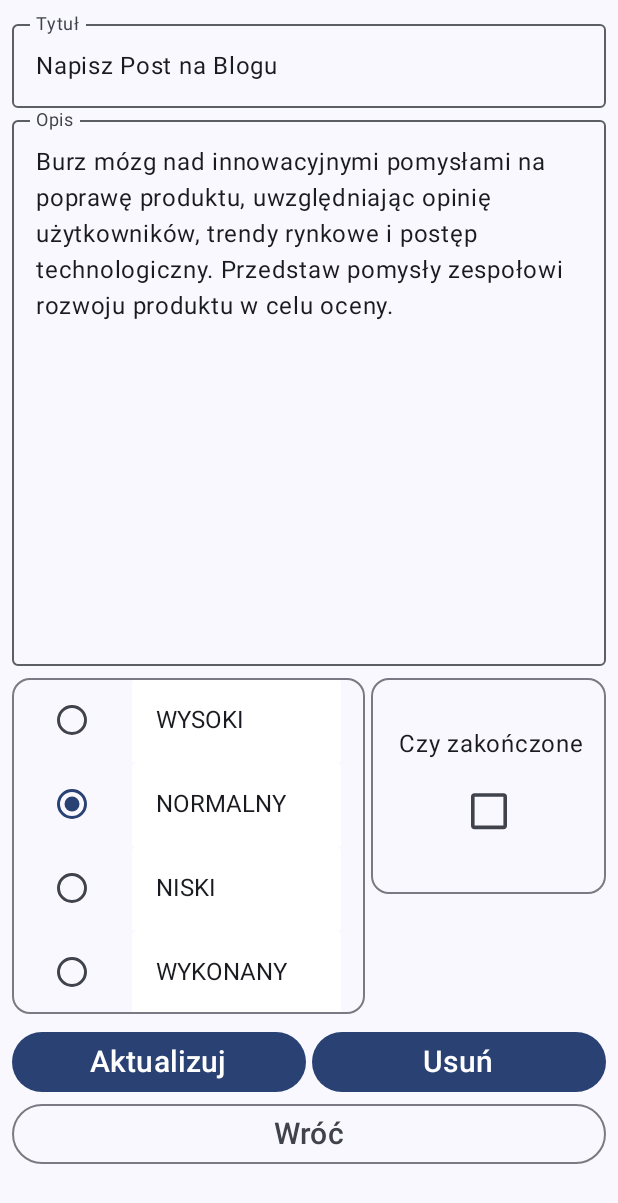
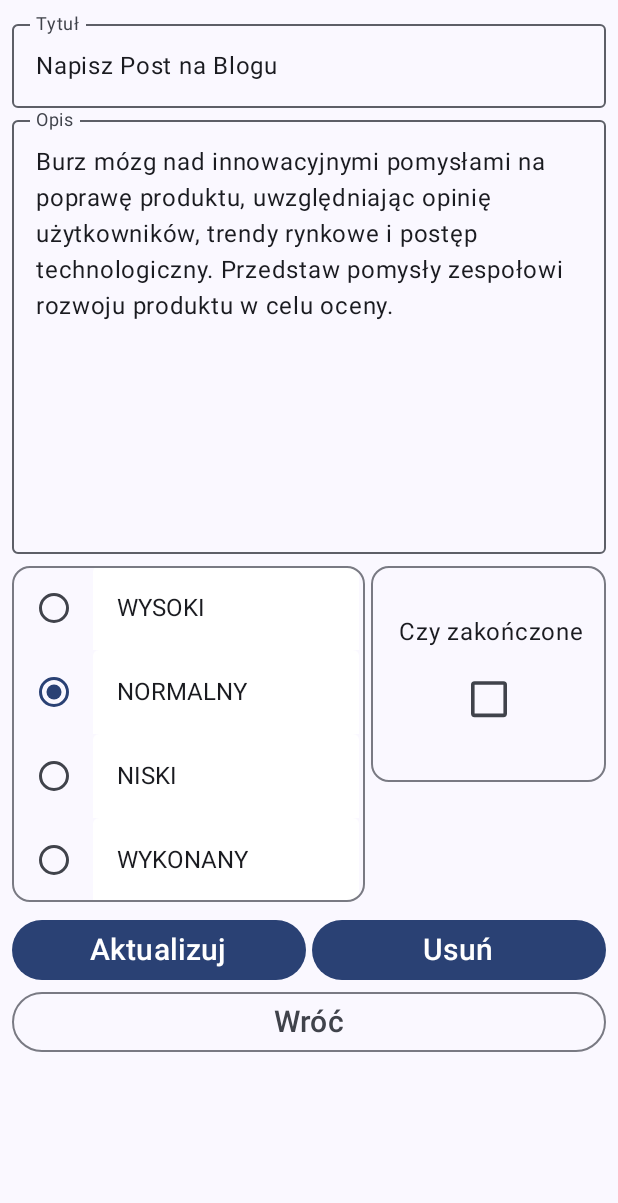
Before and after one commit to RafLew84/PrioritizeMeCompose, an Android app built with Jetpack Compose: the screen it shows after launch (MainActivity), after a tap on "Edit task", on a phone screen of 412 x 824 dp. Shown: the top 1203 px of the screen. Run offline under Robolectric (Android 15) with nearby library versions, the phone set to English and light mode, and no system bars; our stand-ins replace Room's generated code; 1 other tap on this screen came first.

```diff
--- a/app/src/main/java/com/example/prioritizemecompose/ui/screens/UpdateTaskScreen.kt
+++ b/app/src/main/java/com/example/prioritizemecompose/ui/screens/UpdateTaskScreen.kt
@@ -68,7 +68,7 @@ fun UpdateTaskScreen(id: String, viewModel: TaskViewModel, onHome: () -> Unit){
             onValueChange = {task = task.copy(description = it)},
             modifier = Modifier
                 .fillMaxWidth()
-                .fillMaxHeight(.5f),
+                .fillMaxHeight(.4f),
             singleLine = false,
             label = { Text(text = "Opis")}
         )
@@ -93,12 +93,10 @@ fun UpdateTaskScreen(id: String, viewModel: TaskViewModel, onHome: () -> Unit){
                                 .fillMaxWidth()
                                 .selectable(
                                     selected = (text == selectedOption),
-                                    onClick = {
-                                        onOptionSelected(text)
-                                    },
+                                    onClick = { onOptionSelected(text) },
                                     enabled = enabled.value
                                 )
-                                .padding(horizontal = 16.dp),
+                                .padding(horizontal = 4.dp),
                             verticalAlignment = Alignment.CenterVertically
                         ) {
                             RadioButton(
@@ -108,8 +106,8 @@ fun UpdateTaskScreen(id: String, viewModel: TaskViewModel, onHome: () -> Unit){
                             )
                             TextField(
                                 value = text.toString(),
-                                onValueChange = {task = task.copy(priority = Priority.valueOf(selectedOption.name))},
-                                modifier = Modifier.padding(start = 16.dp),
+                                onValueChange = {},
+                                modifier = Modifier.padding(start = 2.dp),
                                 enabled = enabled.value,
                                 singleLine = true,
                                 readOnly = true,
@@ -171,6 +169,7 @@ fun UpdateTaskScreen(id: String, viewModel: TaskViewModel, onHome: () -> Unit){
 
             Button(
                 onClick = {
+                    task = task.copy(priority = Priority.valueOf(selectedOption.name))
                     viewModel.updateTask(task)
                     onHome()
                           },
```
Also changed, not shown: app/src/main/java/com/example/prioritizemecompose/ui/screens/AddTaskScreen.kt (+11 -6 lines).
